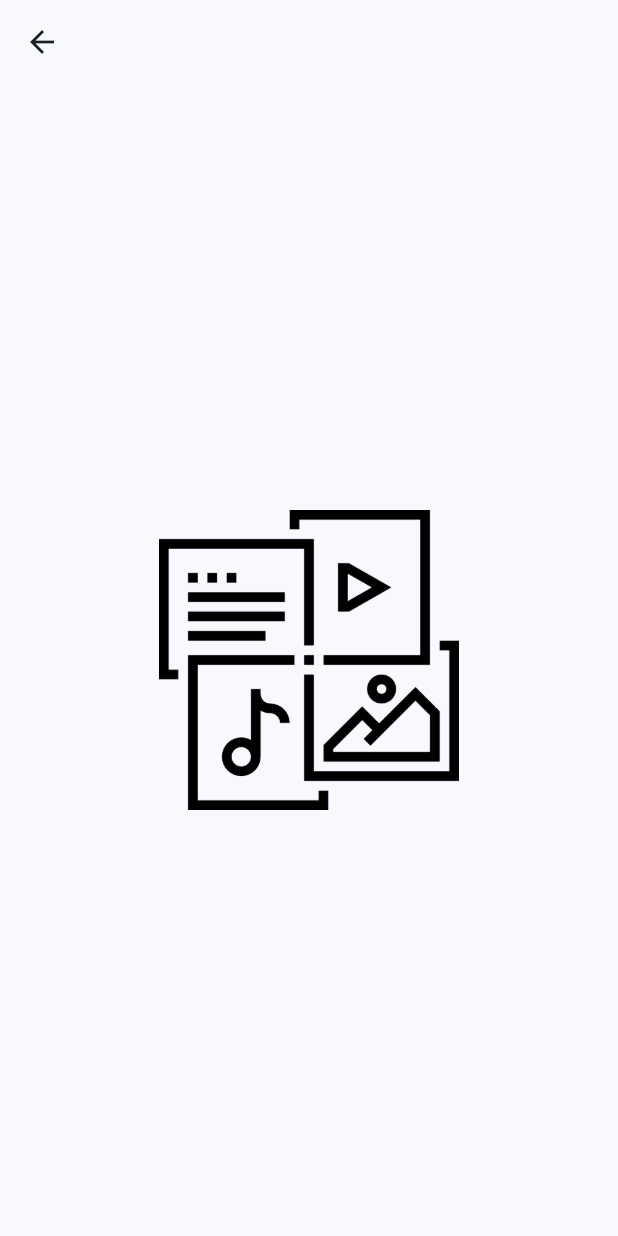
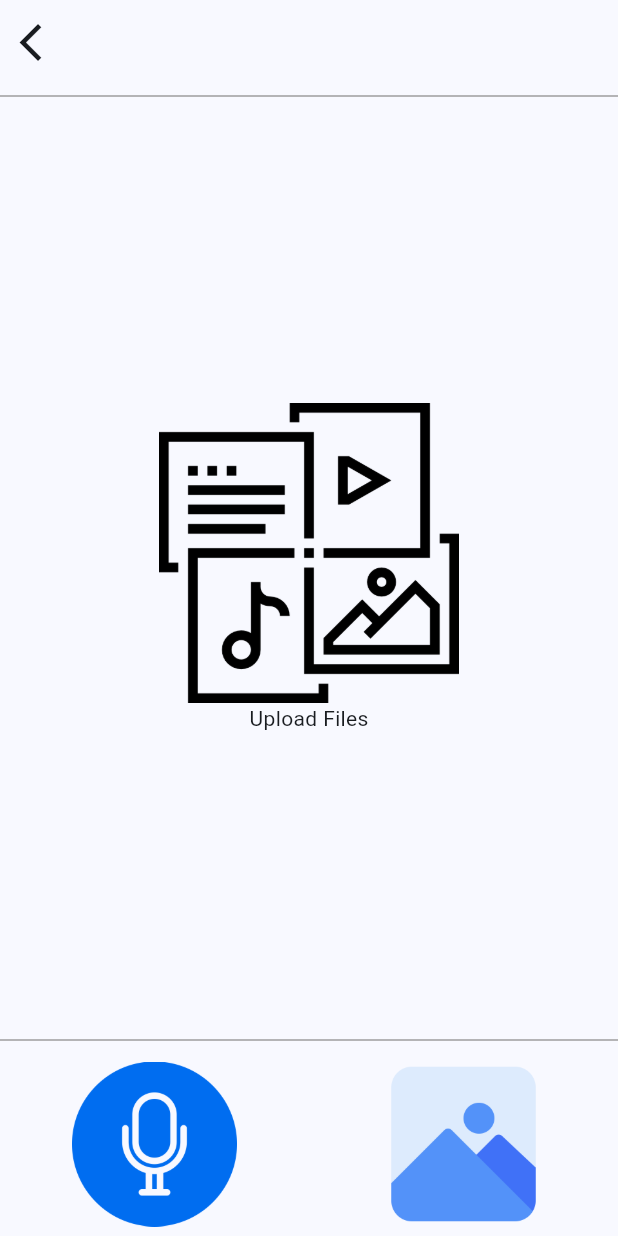
Before and after one commit to AaronCS25/que_dijo_app, a Flutter app: the UploadFilesView screen opened by its route, on a phone screen of 412 x 824 dp. Run offline on Flutter 3.47's test engine with Material 2 defaults, Android fonts, the phone set to English and light mode, and no system bars; our stand-ins replace file_picker, flutter_secure_storage; accounts and stored records are empty.

Commit message:
upload_files_view.dart modified (diseño casi terminado - faltan funciones)

```diff
--- a/lib/views/upload_files_view.dart
+++ b/lib/views/upload_files_view.dart
@@ -12,26 +12,71 @@ class UploadFilesView extends StatelessWidget {
     final FilePickerService filePickerService = FilePickerService();
 
     return Scaffold(
-      appBar: AppBar(),
-      body: Center(
+        appBar: AppBar(
+          leading: IconButton(
+            icon: const Icon(Icons.arrow_back_ios),
+            iconSize: 30,
+            onPressed: () {
+              Navigator.pop(context);
+            },
+          ),
+        ),
+        body: Column(
+          children: [
+            const Divider(
+              color: Colors.grey,
+              thickness: 1,
+            ),
+            Expanded(
+              flex: 15,
+              child: Center(
+                child: GestureDetector(
+                    onTap: () async {
+                      File? file = await filePickerService.pickFile();
+                      if (file != null) {
+                        //TODO: Subir archivo s3
+                      } else {
+                        //TODO: Que hacer en caso de error?
+                      }
+                    },
                     child: Column(
                       mainAxisAlignment: MainAxisAlignment.center,
                       children: [
-            GestureDetector(
-              onTap: () async {
-                File? file = await filePickerService.pickFile();
-                if (file != null) {
-                } else {}
-              },
-              child: Image.asset(
+                        Image.asset(
                           'assets/images/multimedia.png',
                           width: 200,
                           height: 200,
                         ),
+                        const Text('Upload Files'),
+                      ],
+                    )),
               ),
+            ),
+            const Divider(
+              color: Colors.grey,
+              thickness: 1,
+            ),
+            Expanded(
+              flex: 3,
+              child: Row(
+                mainAxisAlignment: MainAxisAlignment.spaceAround,
+                children: [
+                  GestureDetector(
+                      onTap: () {
+                        print('TapMic');
+                      },
+                      child: Image.asset('assets/images/mic.png',
+                          width: 110, height: 110)),
+                  GestureDetector(
+                      onTap: () {
+                        print('TapImage');
+                      },
+                      child: Image.asset('assets/images/photo.png',
+                          width: 110, height: 110))
                 ],
               ),
-      ),
-    );
+            )
+          ],
+        ));
   }
 }
```
Also changed, not shown: assets/images/mic.png (added), assets/images/photo.png (added). Lines whose indentation alone changed are shown as unchanged.
